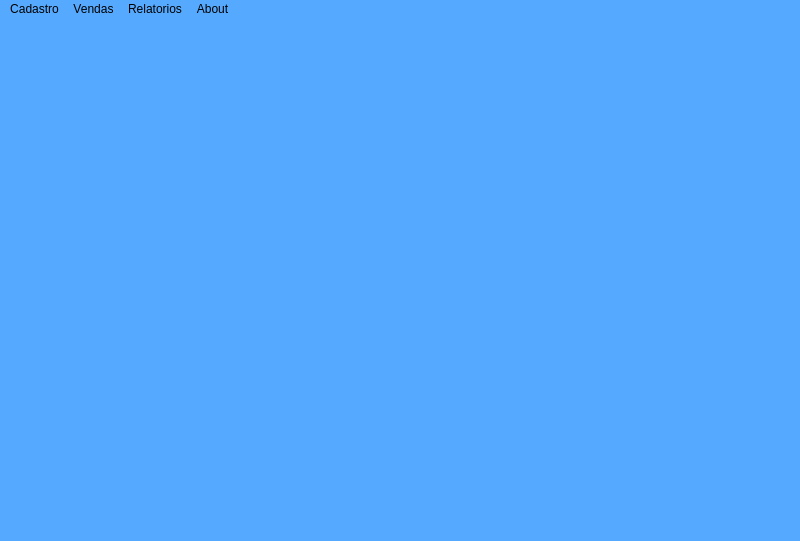
djeisson/SGV, file main_window.ui: the form before one commit.
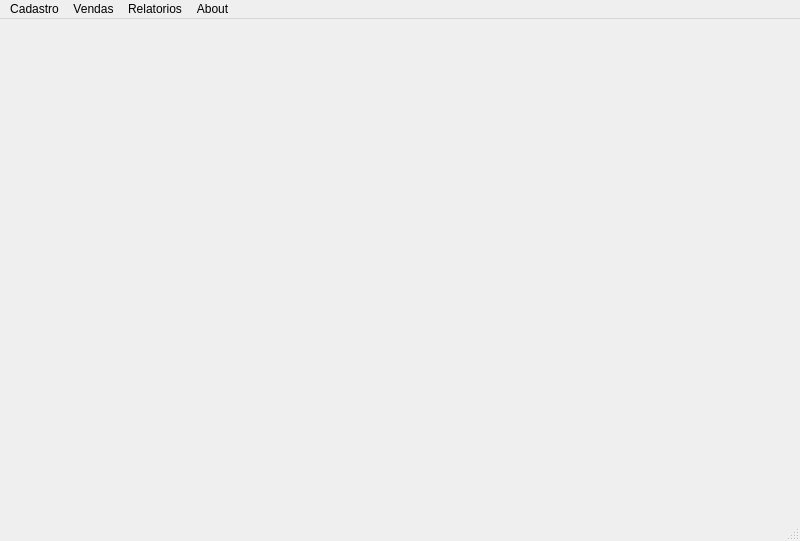
The form after the commit.

Commit message: Atualização de layout e verificações de cadastro de usuario

Diff of the .ui file:
```diff
--- a/main_window.ui
+++ b/main_window.ui
@@ -14,8 +14,7 @@
    <string>Sistema de gerenciamento de vendas</string>
   </property>
   <property name="styleSheet">
-   <string notr="true"> 
-background-color: rgb(85, 170, 255);</string>
+   <string notr="true"/>
   </property>
   <widget class="QWidget" name="centralwidget"/>
   <widget class="QMenuBar" name="menubar">
```
The commit also changes 7 other files.
